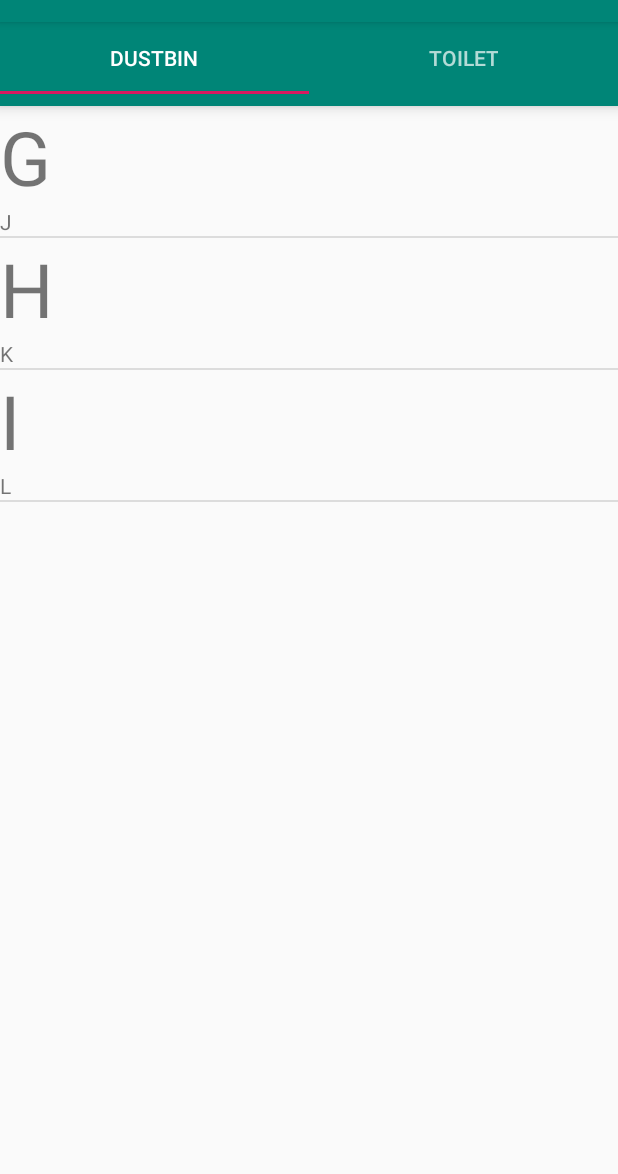
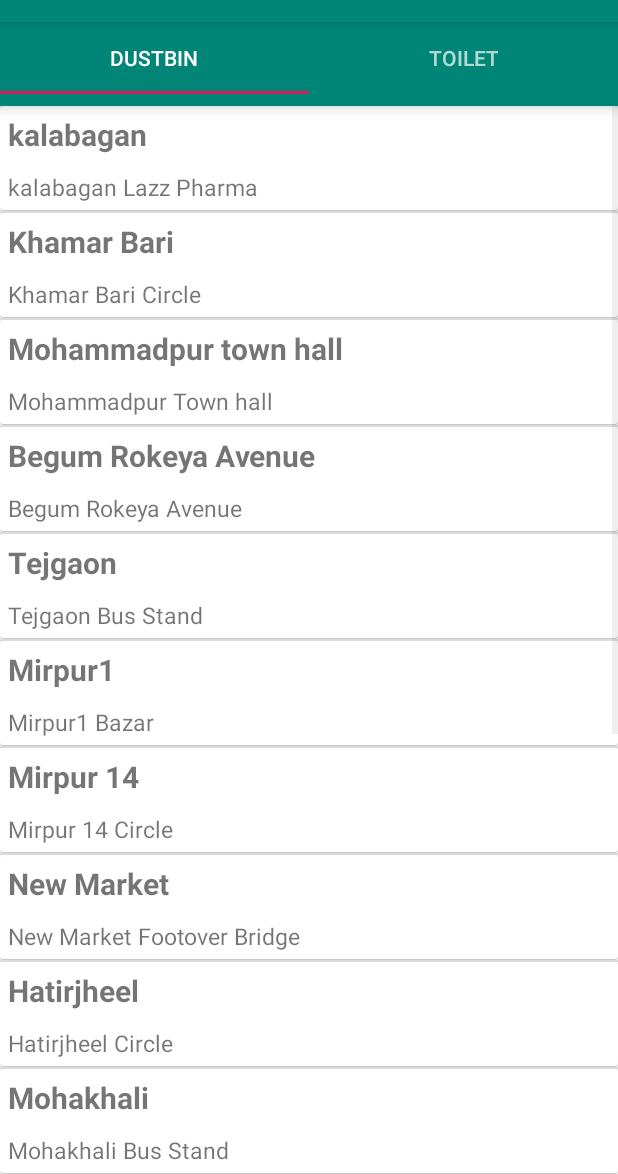
Before and after one commit to tanvir-durlove/Locator, an Android app: the OfflineContent screen opened directly, with no data from a screen before it, on a phone screen of 412 x 824 dp, the part 62-1236 px from its top. Run offline under Robolectric (Android 15) with nearby library versions, the phone set to English and light mode, and no system bars.

Commit message:
Offline data added

```diff
--- a/app/src/main/java/rifat/finalproject/locator/OfflineDustbinFragment.java
+++ b/app/src/main/java/rifat/finalproject/locator/OfflineDustbinFragment.java
@@ -15,8 +15,15 @@ import java.util.HashMap;
 
 
 public class OfflineDustbinFragment extends ListFragment {
-    String[] dustbin = {"G", "H", "I"};
-    String[] location = {"J", "K", "L"};
+    String[] dustbin = {"kalabagan","Khamar Bari","Mohammadpur town hall","Begum Rokeya Avenue","Tejgaon",
+    "Mirpur1","Mirpur 14","New Market","Hatirjheel","Mohakhali",
+    "Kalyanpur","Badda","Gabtoli Bus Terminal","Gulistan","Jatrabari","Shahabag","Shankar"};
+
+    String[] location = {"kalabagan Lazz Pharma","Khamar Bari Circle","Mohammadpur Town hall","Begum Rokeya Avenue",
+            "Tejgaon Bus Stand","Mirpur1 Bazar","Mirpur 14 Circle","New Market Footover Bridge","Hatirjheel Circle",
+            "Mohakhali Bus Stand","Kalyanpur Bus Stand","Badda Circle",
+            "Gabtoli Bus Terminal","Gulistan DCC Market","Jatrabari Near Flyover","Shahabag Circle",
+            "Shankar Bus Stand"};
 
     ArrayList<HashMap<String, String>> data = new ArrayList<HashMap<String, String>>();
     SimpleAdapter adapter;
@@ -35,7 +42,7 @@ public class OfflineDustbinFragment extends ListFragment {
         }
 
         String[] from = {"Dustbin", "Locations"};
-        int[] to = {R.id.dustbin, R.id.location};
+        int[] to = {R.id.toilet, R.id.location};
 
         adapter = new SimpleAdapter(getActivity(), data, R.layout.tab_fragment_1, from, to);
         setListAdapter(adapter);
@@ -57,4 +64,5 @@ public class OfflineDustbinFragment extends ListFragment {
         });
     }
 
+
 }
--- a/app/src/main/java/rifat/finalproject/locator/OfflineToiletFragment.java
+++ b/app/src/main/java/rifat/finalproject/locator/OfflineToiletFragment.java
@@ -15,8 +15,20 @@ import java.util.HashMap;
 
 public class OfflineToiletFragment extends ListFragment {
 
-    String[] toilets = {"A", "B", "C"};
-    String[] location = {"D", "E", "F"};
+    String[] toilets = {"Dhanmondi 1", "Dhanmondi 2", "Rayer bazar","Mohammadpur 1", "Mohammadpur 2",
+    "Kalyanpur","Farmget 1", "Farmget 2","Tejgaon", "Panthapath","Science lab","New market ",
+    "Hatirjheel","Mirpur-1 1","Mirpur-1 2","Mirpur-1 3", "Mirpur-10","Gabtoli","Bijoy Sarani","Badda","Chandrima Udyan Rd",
+    "Paikpara","Indira Road","Mohakhali"};
+
+    String[] location = {"12 Dhanmondi Lake Rd, Dhaka 1205", "7Dhanmondi Lake Rd, Dhaka 1205",
+    "Rayer bazaar circle","Mohammadpur Basilla Road","Mohammadpur Khilji Rd",
+    "Kalyanpur Foot Over Bridge","Farmget Park","Farmgate Foot Over Bridge, Dhaka 1215",
+    "Tejgaon  Truck Stand Road","Panthapath Bir Uttam CR Dutta Rd",
+    "Science lab Noor Mansion (Gausia), 2nd floor",
+    "New market 18 Garden Road","Hatirjheel Bridge","Mirpur 1 Zoo Road",
+    "Sha Ali Market Mirpur 1","Mirpur Buddijibi Graveyard","Mirpur 10 Stadium","Gabtoli Bus Terminal Internal Rd",
+    "Bijoy Sarani Begum Rokeya Sarani Link Road","Badda Rd No 13, Dhaka 1212","Chandrima Udyan Rd",
+    "81 Panir Pumper Goli, Dhaka 1216","Indira Road, Dhaka 1215","Mohakhali Rail Gate"};
 
     ArrayList<HashMap<String, String>> data = new ArrayList<HashMap<String, String>>();
     SimpleAdapter adapter;
@@ -52,7 +64,7 @@ public class OfflineToiletFragment extends ListFragment {
             @Override
             public void onItemClick(AdapterView<?> av, View v, int pos, long id) {
 
-                Toast.makeText(getActivity(), data.get(pos).get("Toilet"), Toast.LENGTH_SHORT).show();
+                Toast.makeText(getActivity(), data.get(pos).get("Toilets"), Toast.LENGTH_SHORT).show();
             }
         });
     }
--- /dev/null
+++ b/app/src/main/res/drawable/ic_close_black_24dp.xml
@@ -0,0 +1,5 @@
+<vector android:height="24dp" android:tint="#FB000D"
+    android:viewportHeight="24.0" android:viewportWidth="24.0"
+    android:width="24dp" xmlns:android="http://schemas.android.com/apk/res/android">
+    <path android:fillColor="#FF000000" android:pathData="M19,6.41L17.59,5 12,10.59 6.41,5 5,6.41 10.59,12 5,17.59 6.41,19 12,13.41 17.59,19 19,17.59 13.41,12z"/>
+</vector>
--- /dev/null
+++ b/app/src/main/res/drawable/layer_card_background.xml
@@ -0,0 +1,20 @@
+<?xml version="1.0" encoding="utf-8"?>
+<layer-list xmlns:android="http://schemas.android.com/apk/res/android">
+    <item>
+        <shape android:shape="rectangle">
+            <solid android:color="#CABBBBBB"/>
+            <corners android:radius="2dp" />
+        </shape>
+    </item>
+
+    <item
+        android:left="0dp"
+        android:right="0dp"
+        android:top="0dp"
+        android:bottom="1dp">
+        <shape android:shape="rectangle">
+            <solid android:color="@android:color/white"/>
+            <corners android:radius="2dp" />
+        </shape>
+    </item>
+</layer-list>
--- a/app/src/main/res/layout/tab_fragment_1.xml
+++ b/app/src/main/res/layout/tab_fragment_1.xml
@@ -1,15 +1,22 @@
 <?xml version="1.0" encoding="utf-8"?>
 <RelativeLayout xmlns:android="http://schemas.android.com/apk/res/android"
     android:layout_width="match_parent"
-    android:layout_height="match_parent">
+    android:layout_height="match_parent"
+    android:background="@drawable/layer_card_background">
     <TextView
-        android:id="@+id/dustbin"
-        android:textSize="50dp"
+        android:id="@+id/toilet"
+        android:textSize="20dp"
+        android:hint="@string/app_name"
+        android:textStyle="bold"
+        android:layout_margin="5dp"
         android:layout_width="match_parent"
         android:layout_height="wrap_content" />
     <TextView
         android:id="@+id/location"
-        android:layout_below="@+id/dustbin"
+        android:hint="@string/app_name"
+        android:layout_margin="5dp"
+        android:textSize="15dp"
+        android:layout_below="@+id/toilet"
         android:layout_width="match_parent"
         android:layout_height="wrap_content" />
 
```
Also changed, not shown: app/src/main/java/rifat/finalproject/locator/MainActivity.java (+17 -0 lines), app/src/main/java/rifat/finalproject/locator/OfflineContent.java (+9 -1 lines), app/src/main/res/layout/tab_fragment_2.xml (+10 -1 lines).
